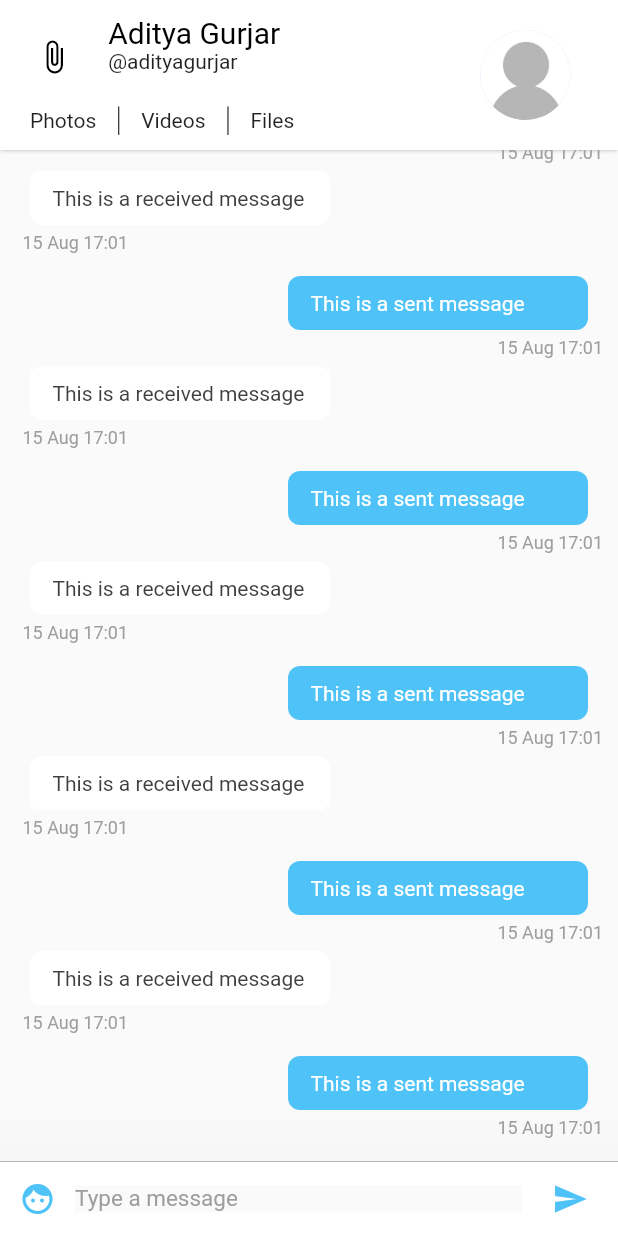
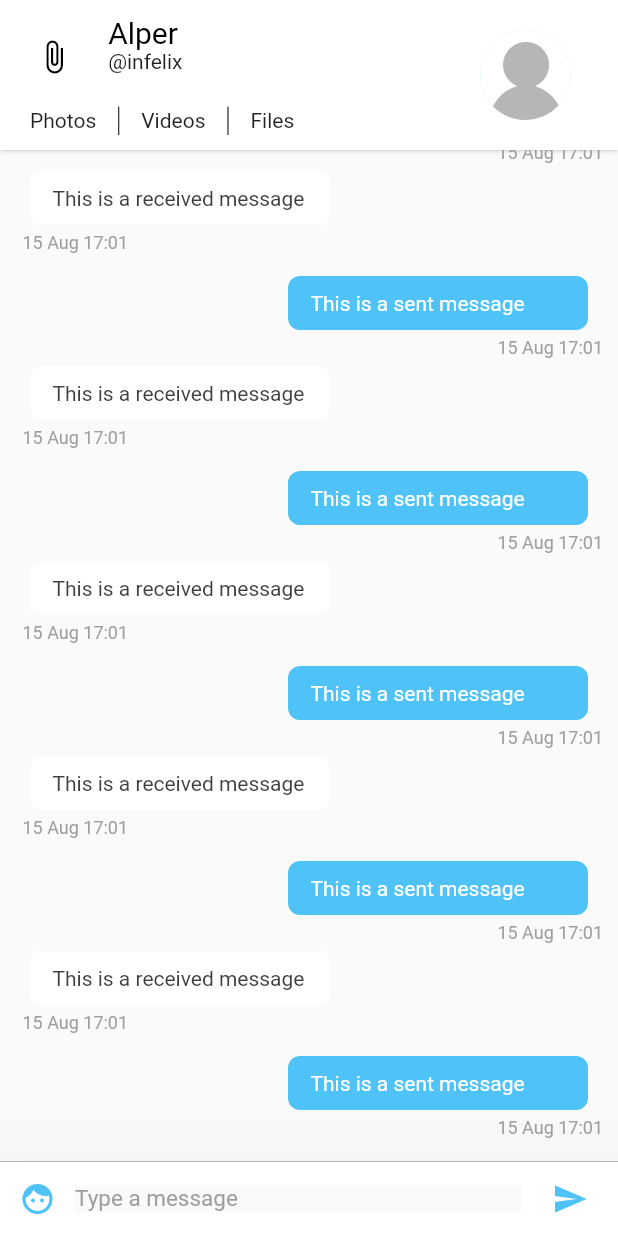
Before and after one commit to otuzoglu/messio, a Flutter app: the screen it shows after launch, on a phone screen of 412 x 824 dp. Run offline on Flutter 3.47's test engine with Material 2 defaults, Android fonts, the light colour scheme and no system bars; missing offline and left inert: rubber.

Commit message:
Day 6-7 v2

```diff
--- a/lib/widgets/ChatAppBar.dart
+++ b/lib/widgets/ChatAppBar.dart
@@ -49,9 +49,8 @@ class ChatAppBar extends StatelessWidget implements PreferredSizeWidget {
                               mainAxisAlignment: MainAxisAlignment.center,
                               mainAxisSize: MainAxisSize.min,
                               children: <Widget>[
-                                Text('Aditya Gurjar',
-                                    style: Styles.textHeading),
-                                Text('@adityagurjar', style: Styles.text)
+                                Text('Alper', style: Styles.textHeading),
+                                Text('@infelix', style: Styles.text)
                               ],
                             ))),
                       ],
```
Also changed, not shown: 1 other file.
